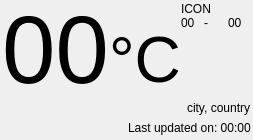
Old version of the form weather.ui in the repository Pe6r0/Rasp4Home.
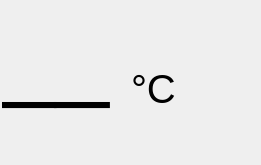
New version of the form.

Commit message: add weather icons. finish json parsing for current forecast

```diff
--- a/weather.ui
+++ b/weather.ui
@@ -6,8 +6,8 @@
    <rect>
     <x>0</x>
     <y>0</y>
-    <width>253</width>
-    <height>140</height>
+    <width>261</width>
+    <height>165</height>
    </rect>
   </property>
   <property name="sizePolicy">
@@ -54,7 +54,7 @@
   </property>
   <layout class="QVBoxLayout" name="verticalLayout_2">
    <property name="spacing">
-    <number>0</number>
+    <number>3</number>
    </property>
    <property name="leftMargin">
     <number>2</number>
@@ -75,6 +75,12 @@
      </property>
      <item>
       <widget class="QLabel" name="currentTemperature">
+       <property name="sizePolicy">
+        <sizepolicy hsizetype="MinimumExpanding" vsizetype="MinimumExpanding">
+         <horstretch>0</horstretch>
+         <verstretch>0</verstretch>
+        </sizepolicy>
+       </property>
        <property name="font">
         <font>
          <family>Segoe UI</family>
@@ -82,10 +88,10 @@
         </font>
        </property>
        <property name="text">
-        <string>00</string>
+        <string>&lt;html&gt;&lt;head/&gt;&lt;body&gt;&lt;p&gt;__&lt;/p&gt;&lt;/body&gt;&lt;/html&gt;</string>
        </property>
        <property name="textFormat">
-        <enum>Qt::PlainText</enum>
+        <enum>Qt::RichText</enum>
        </property>
        <property name="scaledContents">
         <bool>false</bool>
@@ -95,48 +101,6 @@
        </property>
       </widget>
      </item>
-     <item>
-      <layout class="QVBoxLayout" name="verticalLayout">
-       <item>
-        <spacer name="verticalSpacer_2">
-         <property name="orientation">
-          <enum>Qt::Vertical</enum>
-         </property>
-         <property name="sizeHint" stdset="0">
-          <size>
-           <width>20</width>
-           <height>40</height>
-          </size>
-         </property>
-        </spacer>
-       </item>
-       <item>
-        <widget class="QLabel" name="temperatureUnit">
-         <property name="maximumSize">
-          <size>
-           <width>16777215</width>
-           <height>75</height>
-          </size>
-         </property>
-         <property name="font">
-          <font>
-           <family>Segoe UI</family>
-           <pointsize>48</pointsize>
-          </font>
-         </property>
-         <property name="text">
-          <string>°C</string>
-         </property>
-         <property name="textFormat">
-          <enum>Qt::RichText</enum>
-         </property>
-         <property name="alignment">
-          <set>Qt::AlignLeading|Qt::AlignLeft|Qt::AlignVCenter</set>
-         </property>
-        </widget>
-       </item>
-      </layout>
-     </item>
      <item>
       <layout class="QVBoxLayout" name="verticalLayout_3">
        <property name="spacing">
@@ -144,8 +108,14 @@
        </property>
        <item>
         <widget class="QLabel" name="weatherIcon">
+         <property name="sizePolicy">
+          <sizepolicy hsizetype="MinimumExpanding" vsizetype="MinimumExpanding">
+           <horstretch>0</horstretch>
+           <verstretch>0</verstretch>
+          </sizepolicy>
+         </property>
          <property name="text">
-          <string>ICON</string>
+          <string/>
          </property>
         </widget>
        </item>
@@ -154,27 +124,6 @@
          <property name="spacing">
           <number>0</number>
          </property>
-         <item>
-          <widget class="QLabel" name="currentTMin">
-           <property name="text">
-            <string>00</string>
-           </property>
-          </widget>
-         </item>
-         <item>
-          <widget class="QLabel" name="separator">
-           <property name="text">
-            <string>-</string>
-           </property>
-          </widget>
-         </item>
-         <item>
-          <widget class="QLabel" name="currentTMax">
-           <property name="text">
-            <string>00</string>
-           </property>
-          </widget>
-         </item>
         </layout>
        </item>
        <item>
@@ -187,63 +136,109 @@
          </property>
          <property name="sizeHint" stdset="0">
           <size>
-           <width>20</width>
-           <height>40</height>
+           <width>0</width>
+           <height>0</height>
           </size>
          </property>
         </spacer>
        </item>
+       <item>
+        <widget class="QLabel" name="label">
+         <property name="font">
+          <font>
+           <family>Segoe UI</family>
+           <pointsize>30</pointsize>
+           <weight>50</weight>
+           <bold>false</bold>
+          </font>
+         </property>
+         <property name="text">
+          <string>°C</string>
+         </property>
+         <property name="textFormat">
+          <enum>Qt::RichText</enum>
+         </property>
+        </widget>
+       </item>
       </layout>
      </item>
     </layout>
    </item>
    <item>
-    <layout class="QHBoxLayout" name="horizontalLayout">
-     <item>
-      <spacer name="horizontalSpacer">
-       <property name="orientation">
-        <enum>Qt::Horizontal</enum>
-       </property>
-       <property name="sizeHint" stdset="0">
-        <size>
-         <width>40</width>
-         <height>20</height>
-        </size>
-       </property>
-      </spacer>
-     </item>
-     <item>
-      <widget class="QLabel" name="placeLabel">
-       <property name="text">
-        <string>city, country</string>
-       </property>
-      </widget>
-     </item>
-    </layout>
+    <widget class="QLabel" name="weatherText">
+     <property name="sizePolicy">
+      <sizepolicy hsizetype="MinimumExpanding" vsizetype="MinimumExpanding">
+       <horstretch>0</horstretch>
+       <verstretch>0</verstretch>
+      </sizepolicy>
+     </property>
+     <property name="font">
+      <font>
+       <family>Segoe UI</family>
+      </font>
+     </property>
+     <property name="layoutDirection">
+      <enum>Qt::LeftToRight</enum>
+     </property>
+     <property name="text">
+      <string/>
+     </property>
+     <property name="textFormat">
+      <enum>Qt::MarkdownText</enum>
+     </property>
+     <property name="alignment">
+      <set>Qt::AlignLeading|Qt::AlignLeft|Qt::AlignVCenter</set>
+     </property>
+    </widget>
    </item>
    <item>
-    <layout class="QHBoxLayout" name="horizontalLayout_4">
-     <item>
-      <spacer name="horizontalSpacer_2">
-       <property name="orientation">
-        <enum>Qt::Horizontal</enum>
-       </property>
-       <property name="sizeHint" stdset="0">
-        <size>
-         <width>40</width>
-         <height>20</height>
-        </size>
-       </property>
-      </spacer>
-     </item>
-     <item>
-      <widget class="QLabel" name="lastUpdatedLabel">
-       <property name="text">
-        <string>Last updated on: 00:00</string>
-       </property>
-      </widget>
-     </item>
-    </layout>
+    <widget class="QLabel" name="placeLabel">
+     <property name="sizePolicy">
+      <sizepolicy hsizetype="MinimumExpanding" vsizetype="MinimumExpanding">
+       <horstretch>0</horstretch>
+       <verstretch>0</verstretch>
+      </sizepolicy>
+     </property>
+     <property name="font">
+      <font>
+       <family>Segoe UI</family>
+      </font>
+     </property>
+     <property name="text">
+      <string/>
+     </property>
+     <property name="textFormat">
+      <enum>Qt::MarkdownText</enum>
+     </property>
+     <property name="alignment">
+      <set>Qt::AlignLeading|Qt::AlignLeft|Qt::AlignVCenter</set>
+     </property>
+    </widget>
+   </item>
+   <item>
+    <widget class="QLabel" name="lastUpdatedLabel">
+     <property name="sizePolicy">
+      <sizepolicy hsizetype="MinimumExpanding" vsizetype="MinimumExpanding">
+       <horstretch>0</horstretch>
+       <verstretch>0</verstretch>
+      </sizepolicy>
+     </property>
+     <property name="font">
+      <font>
+       <family>Nirmala UI</family>
+       <pointsize>7</pointsize>
+      </font>
+     </property>
+     <property name="text">
+      <string/>
+     </property>
+     <property name="textFormat">
+      <enum>Qt::MarkdownText</enum>
+     </property>
+     <property name="alignment">
+      <set>Qt::AlignLeading|Qt::AlignLeft|Qt::AlignVCenter</set>
+     </property>
+    </widget>
    </item>
   </layout>
  </widget>
```
The commit also changes 119 other files.
